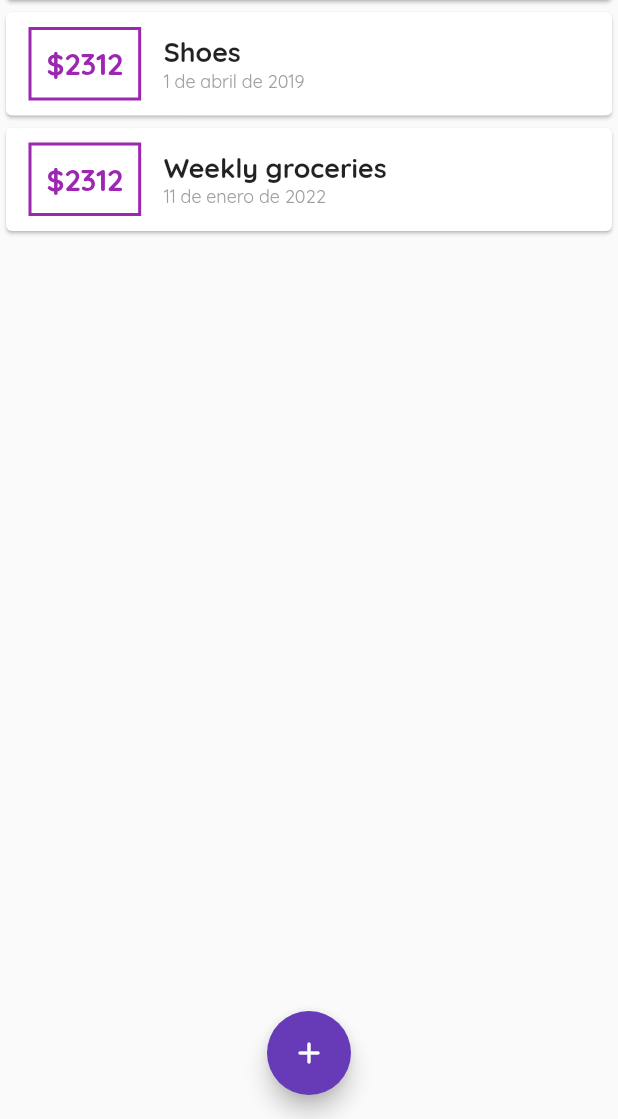
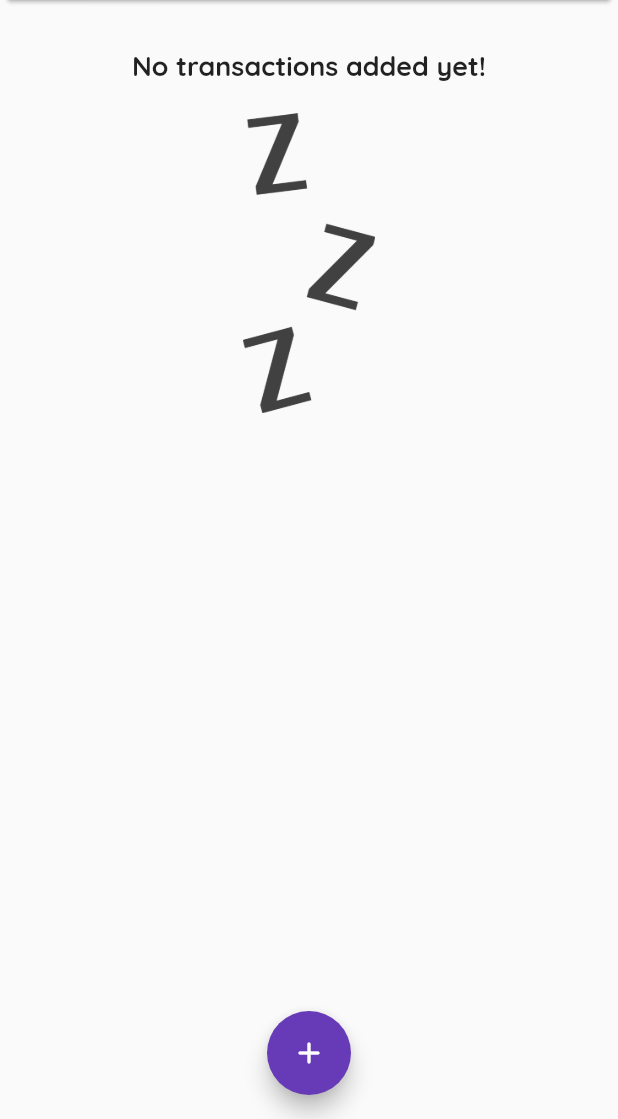
Before and after one commit to SantiagoVargasVe/expenses_app, a Flutter app: the screen it shows after launch, on a phone screen of 412 x 824 dp, the part 117-1236 px from its top. Run offline on Flutter 3.47's test engine with Material 2 defaults, Android fonts, the phone set to English and light mode, and no system bars; Roboto replaces fonts that are missing (OpenSans).

Commit message:
ADD:  screen for no transactions

```diff
--- a/lib/main.dart
+++ b/lib/main.dart
@@ -46,13 +46,13 @@ class _MyHomePageState extends State<MyHomePage> {
   final amountController = TextEditingController();
 
   final List<Transaction> _userTransactions = [
-    Transaction(
-        id: 't1', title: 'Shoes', amount: 2312, date: DateTime(2019, 4, 1)),
-    Transaction(
-        id: 't2',
-        title: 'Weekly groceries',
-        amount: 2312,
-        date: DateTime.now()),
+    // Transaction(
+    //     id: 't1', title: 'Shoes', amount: 2312, date: DateTime(2019, 4, 1)),
+    // Transaction(
+    //     id: 't2',
+    //     title: 'Weekly groceries',
+    //     amount: 2312,
+    //     date: DateTime.now()),
   ];
 
   void _addNewTransaction(String txTitle, int txAmount) {
--- a/lib/widgets/transaction_list.dart
+++ b/lib/widgets/transaction_list.dart
@@ -9,9 +9,29 @@ class TransactionList extends StatelessWidget {
 
   @override
   Widget build(BuildContext context) {
-    return Container(
+    return SizedBox(
       height: 300,
-      child: ListView.builder(
+      child: transactions.isEmpty
+          ? Column(
+              mainAxisAlignment: MainAxisAlignment.center,
+              children: [
+                Text(
+                  'No transactions added yet!',
+                  style: Theme.of(context).textTheme.headline6,
+                ),
+                const SizedBox(
+                  height: 20,
+                ),
+                SizedBox(
+                  height: 200,
+                  child: Image.asset(
+                    'assets/images/waiting.png',
+                    fit: BoxFit.cover,
+                  ),
+                ),
+              ],
+            )
+          : ListView.builder(
               itemBuilder: (ctx, index) {
                 return Card(
                   child: Row(
@@ -46,8 +66,8 @@ class TransactionList extends StatelessWidget {
                           Text(
                               DateFormat.yMMMMd("es-CO")
                                   .format(transactions[index].date),
-                        style:
-                            const TextStyle(fontSize: 12, color: Colors.grey)),
+                              style: const TextStyle(
+                                  fontSize: 12, color: Colors.grey)),
                         ],
                       ),
                     ],
--- a/pubspec.yaml
+++ b/pubspec.yaml
@@ -60,7 +60,8 @@ flutter:
   # assets:
   #   - images/a_dot_burr.jpeg
   #   - images/a_dot_ham.jpeg
-
+  assets:
+    - assets/images/waiting.png
   # An image asset can refer to one or more resolution-specific "variants", see
   # https://flutter.dev/assets-and-images/#resolution-aware.
 
```
Also changed, not shown: assets/images/waiting.png (added). Lines whose indentation alone changed are shown as unchanged.
